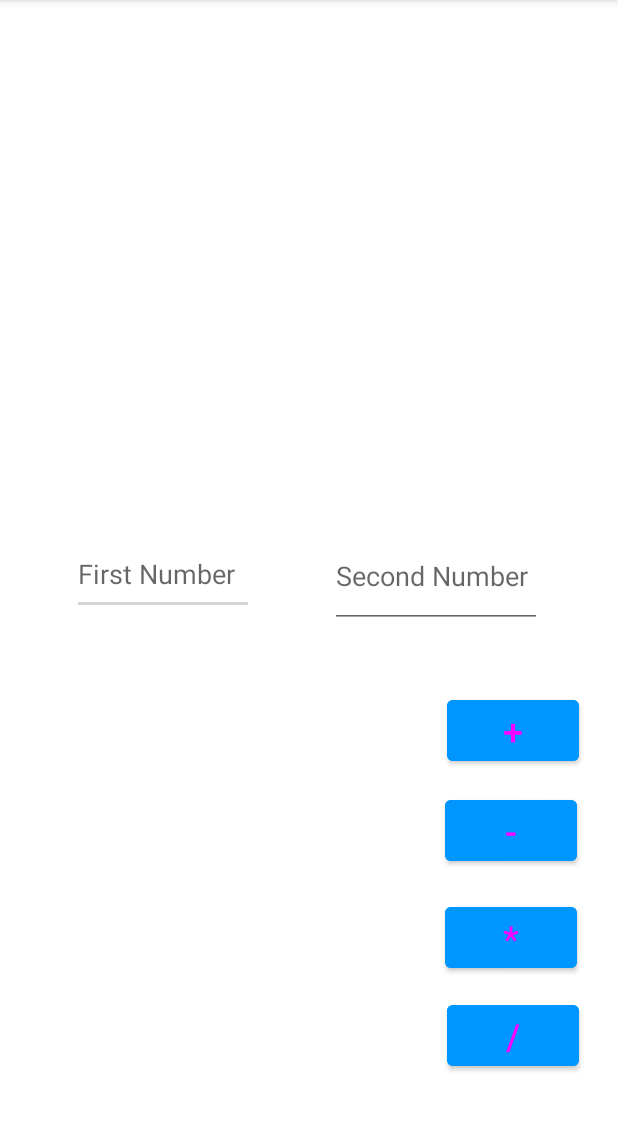
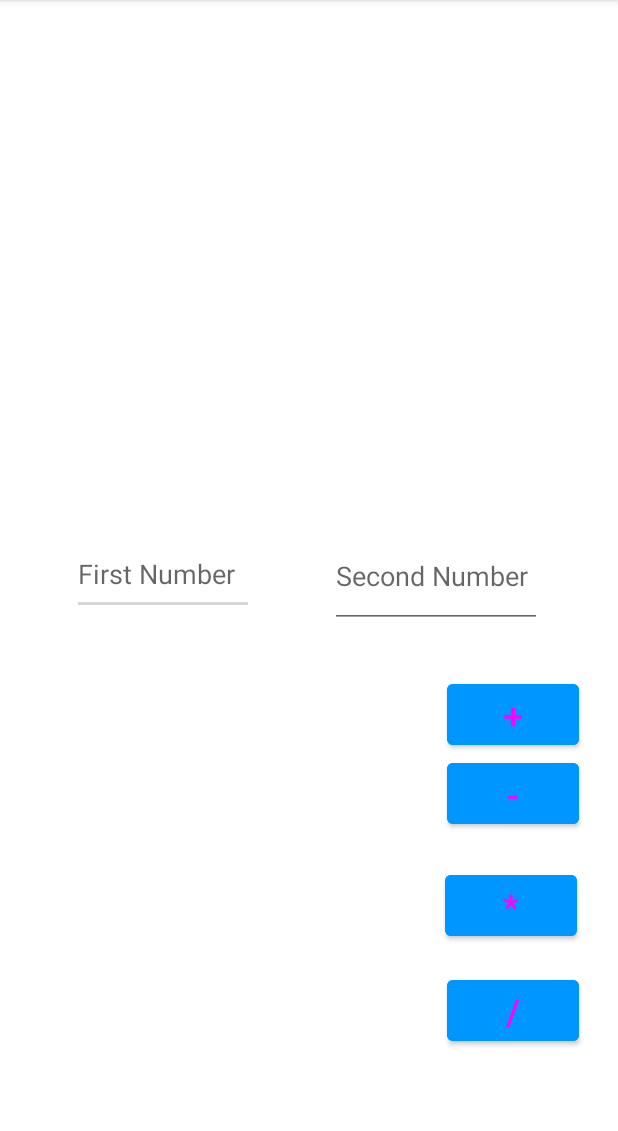
Before and after one commit to dwijb16/MyCalculatorApp, an Android app: the screen it shows after launch (MainActivity), on a phone screen of 412 x 824 dp, the part 84-1215 px from its top. Run offline under Robolectric (Android 15) with nearby library versions, the phone set to English and light mode, and no system bars.

Commit message:
8-22-22 got the basic app working

```diff
--- a/app/src/main/res/layout/activity_main.xml
+++ b/app/src/main/res/layout/activity_main.xml
@@ -12,8 +12,9 @@
         android:layout_height="wrap_content"
         android:backgroundTint="@color/BrightBlue"
 
+        android:onClick="findSum"
+
         android:text="+"
-
         android:textColor="@color/pink"
         android:textSize="24sp"
         app:layout_constraintBottom_toBottomOf="parent"
@@ -21,29 +22,30 @@
         app:layout_constraintHorizontal_bias="0.919"
         app:layout_constraintStart_toStartOf="parent"
         app:layout_constraintTop_toTopOf="parent"
-        app:layout_constraintVertical_bias="0.644"
-         />
+        app:layout_constraintVertical_bias="0.629" />
 
     <Button
         android:id="@+id/subtraction"
         android:layout_width="wrap_content"
         android:layout_height="wrap_content"
         android:backgroundTint="@color/BrightBlue"
+        android:onClick="findDifference"
         android:text="-"
         android:textColor="@color/pink"
         android:textSize="24sp"
         app:layout_constraintBottom_toBottomOf="parent"
         app:layout_constraintEnd_toEndOf="parent"
-        app:layout_constraintHorizontal_bias="0.916"
+        app:layout_constraintHorizontal_bias="0.919"
         app:layout_constraintStart_toStartOf="parent"
         app:layout_constraintTop_toBottomOf="@+id/addition"
-        app:layout_constraintVertical_bias="0.068" />
+        app:layout_constraintVertical_bias="0.0" />
 
     <Button
         android:id="@+id/multiplication"
         android:layout_width="wrap_content"
         android:layout_height="wrap_content"
         android:layout_marginTop="4dp"
+        android:onClick="findProduct"
         android:backgroundTint="@color/BrightBlue"
         android:text="*"
         android:textColor="@color/pink"
@@ -57,6 +59,7 @@
 
     <Button
         android:id="@+id/division"
+        android:onClick="findQuotient"
         android:layout_width="wrap_content"
         android:layout_height="wrap_content"
         android:backgroundTint="@color/BrightBlue"
@@ -100,7 +103,7 @@
         app:layout_constraintTop_toTopOf="parent" />
 
     <TextView
-        android:id="@+id/textView"
+        android:id="@+id/Result"
         android:layout_width="243dp"
         android:layout_height="85dp"
         android:text=""
@@ -108,6 +111,8 @@
         android:textSize="48sp"
         app:layout_constraintBottom_toTopOf="@+id/number1"
         app:layout_constraintEnd_toEndOf="parent"
+        app:layout_constraintHorizontal_bias="0.761"
         app:layout_constraintStart_toStartOf="parent"
-        app:layout_constraintTop_toTopOf="parent" />
+        app:layout_constraintTop_toTopOf="parent"
+        app:layout_constraintVertical_bias="0.513" />
 </androidx.constraintlayout.widget.ConstraintLayout>
--- a/app/src/main/res/values/colors.xml
+++ b/app/src/main/res/values/colors.xml
@@ -8,4 +8,5 @@
     <color name="white">#FFFFFFFF</color>
     <color name= "pink">#FF00FF</color>
     <color name= "BrightBlue">#0096FF</color>
+    <color name= "teal_200">#0096FF</color>
 </resources>
```
Also changed, not shown: app/src/main/java/com/example/mycalculatorapp/MainActivity.java (+48 -0 lines).
